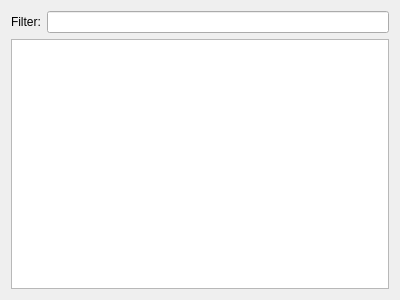
Old version of the form assets/ui_files/services.ui in the repository compix/MetadataManager.
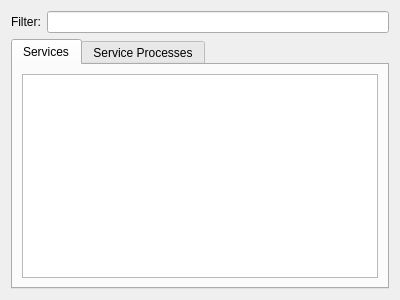
New version of the form.

Commit message: Adjusted ServiceManagerViewer to the new service architecture

What changed in the file:
```diff
--- a/assets/ui_files/services.ui
+++ b/assets/ui_files/services.ui
@@ -74,6 +74,16 @@
        </widget>
       </item>
       <item>
+       <widget class="QTabWidget" name="tabWidget">
+        <property name="currentIndex">
+         <number>0</number>
+        </property>
+        <widget class="QWidget" name="tab">
+         <attribute name="title">
+          <string>Services</string>
+         </attribute>
+         <layout class="QVBoxLayout" name="verticalLayout_4">
+          <item>
        <widget class="QTableWidget" name="servicesTableWidget">
         <property name="contextMenuPolicy">
          <enum>Qt::CustomContextMenu</enum>
@@ -84,6 +94,20 @@
         <property name="selectionBehavior">
          <enum>QAbstractItemView::SelectRows</enum>
         </property>
+           </widget>
+          </item>
+         </layout>
+        </widget>
+        <widget class="QWidget" name="tab_2">
+         <attribute name="title">
+          <string>Service Processes</string>
+         </attribute>
+         <layout class="QVBoxLayout" name="verticalLayout_5">
+          <item>
+           <widget class="QTableWidget" name="serviceProcessesTableWidget"/>
+          </item>
+         </layout>
+        </widget>
        </widget>
       </item>
      </layout>
```
Lines whose indentation alone changed are shown as unchanged. The commit also changes 1 other file.
